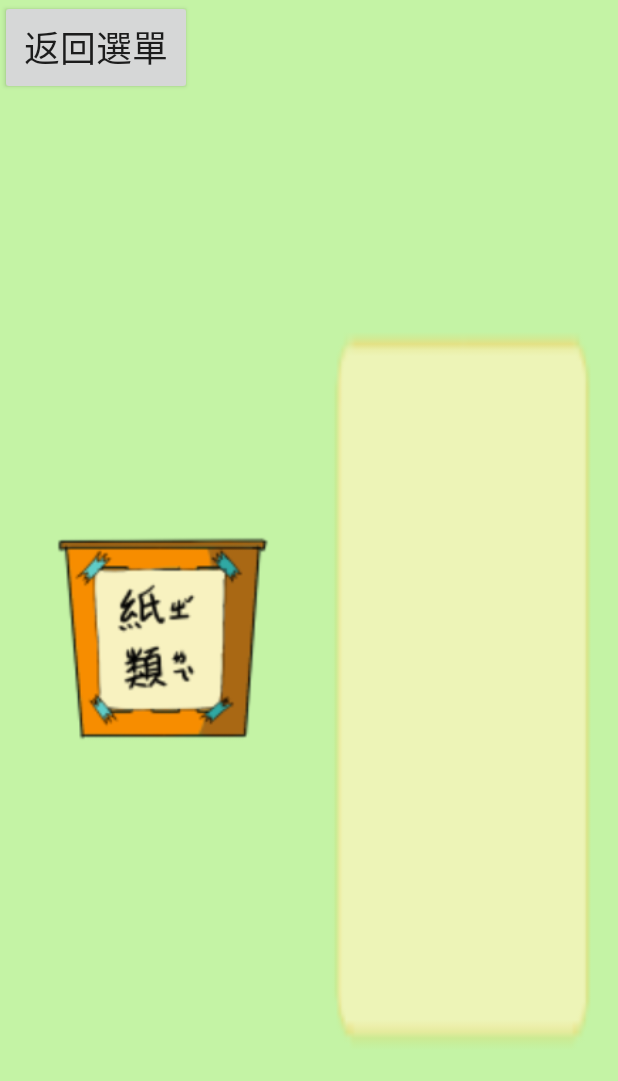
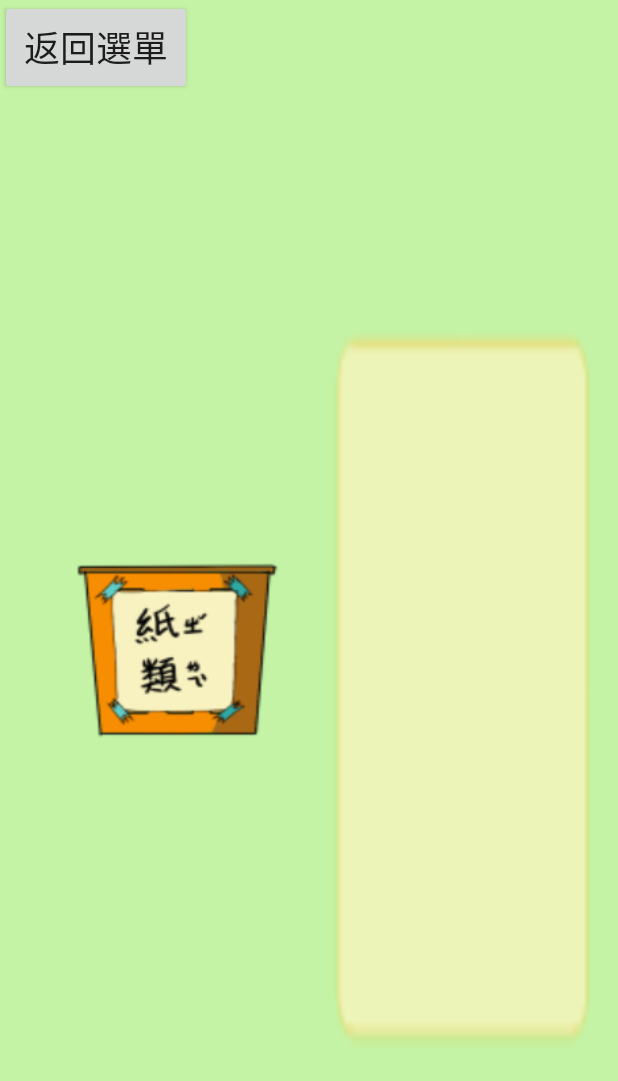
Before and after one commit to s1063680/little_earth1, an Android app: the GameActivity2 screen opened directly, with no data from a screen before it, on a phone screen of 412 x 824 dp. Shown: the top 1081 px of the screen. Run offline under Robolectric (Android 15) with nearby library versions, the phone set to English and light mode, and no system bars.

Commit message:
圈差產生

```diff
--- a/app/src/main/res/layout/activity_game2.xml
+++ b/app/src/main/res/layout/activity_game2.xml
@@ -8,23 +8,39 @@
     tools:context=".GameActivity2">
 
     <ImageView
+        android:id="@+id/imageView14"
+        android:layout_width="236dp"
+        android:layout_height="220dp"
+        android:layout_marginStart="214dp"
+        android:layout_marginLeft="214dp"
+        android:layout_marginTop="4dp"
+        android:layout_marginEnd="326dp"
+        android:layout_marginRight="326dp"
+        android:layout_marginBottom="196dp"
+        android:scaleType="fitStart"
+        android:visibility="visible"
+        app:layout_constraintBottom_toTopOf="@+id/button9"
+        app:layout_constraintEnd_toEndOf="parent"
+        app:layout_constraintHorizontal_bias="0.428"
+        app:layout_constraintStart_toEndOf="@+id/button7"
+        app:layout_constraintTop_toTopOf="parent"
+        app:layout_constraintVertical_bias="0.375"
+        app:srcCompat="@drawable/empty" />
+
+    <ImageView
         android:id="@+id/dice_image"
-        android:layout_width="0dp"
-        android:layout_height="0dp"
+        android:layout_width="130dp"
+        android:layout_height="114dp"
         android:layout_gravity="center_horizontal"
-        android:layout_marginStart="133dp"
-        android:layout_marginLeft="133dp"
-        android:layout_marginTop="168dp"
+        android:layout_marginTop="150dp"
         android:layout_marginEnd="150dp"
         android:layout_marginRight="150dp"
         android:layout_marginBottom="122dp"
         android:src="@drawable/empty"
         app:layout_constraintBottom_toBottomOf="parent"
         app:layout_constraintEnd_toEndOf="parent"
-        app:layout_constraintHorizontal_bias="1.0"
-        app:layout_constraintStart_toEndOf="@+id/imageView4"
         app:layout_constraintTop_toTopOf="parent"
-        app:layout_constraintVertical_bias="0.0" />
+        app:layout_constraintVertical_bias="1.0" />
 
     <Button
         android:id="@+id/button7"
@@ -35,40 +51,6 @@
         android:textSize="24sp"
         tools:layout_editor_absoluteX="23dp"
         tools:layout_editor_absoluteY="13dp" />
-
-    <ImageView
-        android:id="@+id/imageView3"
-        android:layout_width="176dp"
-        android:layout_height="142dp"
-        android:layout_marginStart="16dp"
-        android:layout_marginLeft="16dp"
-        android:layout_marginTop="80dp"
-        android:layout_marginEnd="33dp"
-        android:layout_marginRight="33dp"
-        android:layout_marginBottom="122dp"
-        app:layout_constraintBottom_toBottomOf="parent"
-        app:layout_constraintEnd_toStartOf="@+id/imageView4"
-        app:layout_constraintStart_toStartOf="parent"
-        app:layout_constraintTop_toBottomOf="@+id/button7"
-        app:layout_constraintVertical_bias="0.0"
-        app:srcCompat="@drawable/tr1" />
-
-    <ImageView
-        android:id="@+id/imageView4"
-        android:layout_width="176dp"
-        android:layout_height="142dp"
-        android:layout_marginStart="10dp"
-        android:layout_marginLeft="10dp"
-        android:layout_marginTop="127dp"
-        android:layout_marginEnd="430dp"
-        android:layout_marginRight="430dp"
-        android:layout_marginBottom="132dp"
-        app:layout_constraintBottom_toBottomOf="parent"
-        app:layout_constraintEnd_toEndOf="parent"
-        app:layout_constraintStart_toEndOf="@+id/imageView3"
-        app:layout_constraintTop_toTopOf="parent"
-        app:layout_constraintVertical_bias="0.535"
-        app:srcCompat="@drawable/tr4" />
 
     <Button
         android:id="@+id/button9"
@@ -87,4 +69,39 @@
         app:layout_constraintStart_toStartOf="parent"
         app:layout_constraintTop_toBottomOf="@+id/dice_image" />
 
+    <Button
+        android:id="@+id/button15"
+        android:layout_width="134dp"
+        android:layout_height="124dp"
+        android:layout_marginStart="70dp"
+        android:layout_marginLeft="70dp"
+        android:layout_marginTop="82dp"
+        android:layout_marginEnd="20dp"
+        android:layout_marginRight="20dp"
+        android:layout_marginBottom="108dp"
+        android:background="@drawable/tr1"
+        android:text="       "
+        app:layout_constraintBottom_toBottomOf="parent"
+        app:layout_constraintEnd_toStartOf="@+id/button16"
+        app:layout_constraintStart_toStartOf="parent"
+        app:layout_constraintTop_toBottomOf="@+id/button7"
+        app:layout_constraintVertical_bias="0.357" />
+
+    <Button
+        android:id="@+id/button16"
+        android:layout_width="135dp"
+        android:layout_height="122dp"
+        android:layout_marginStart="50dp"
+        android:layout_marginLeft="50dp"
+        android:layout_marginTop="154dp"
+        android:layout_marginEnd="170dp"
+        android:layout_marginRight="170dp"
+        android:layout_marginBottom="114dp"
+        android:background="@drawable/tr4"
+        android:text="              "
+        app:layout_constraintBottom_toBottomOf="parent"
+        app:layout_constraintEnd_toStartOf="@+id/dice_image"
+        app:layout_constraintStart_toEndOf="@+id/button15"
+        app:layout_constraintTop_toTopOf="parent" />
+
 </androidx.constraintlayout.widget.ConstraintLayout>
```
Also changed, not shown: app/src/main/java/tw/edu/pu/s1063680/little_earth/GameActivity2.java (+60 -5 lines), app/src/main/res/layout/activity_game.xml (+10 -10 lines), app/src/main/res/drawable-v24/correct.png (added), app/src/main/res/drawable-v24/error.png (added).
